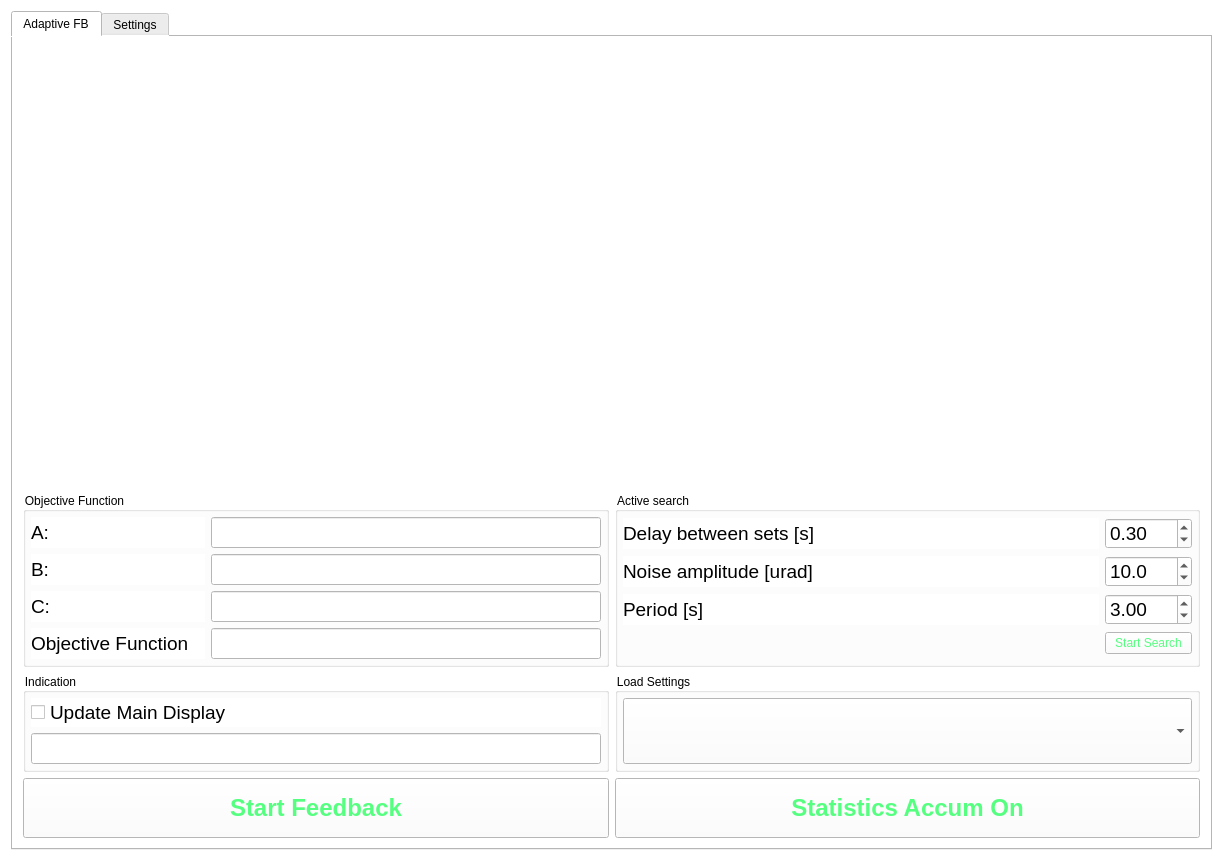
This is gui/UIadaptive_feedback.ui in sergey-tomin/manul as Qt 5 draws it before an edit. The edited form follows.
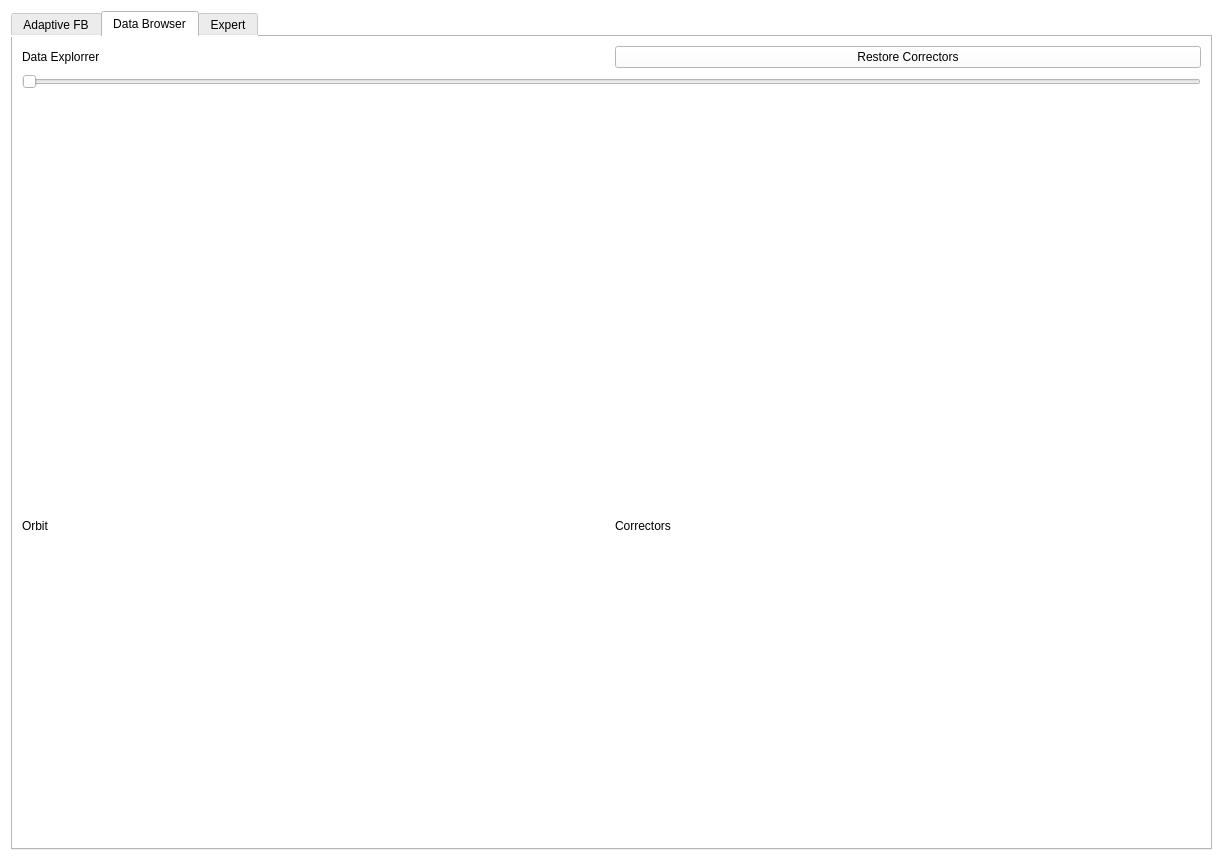
This is the edited form. The open tabs and pages were chosen to show the change. Custom widgets are drawn as their Qt base class.

Commit message: added data_browser for adaptive fb and other improvements

Diff of the .ui file:
```diff
--- a/gui/UIadaptive_feedback.ui
+++ b/gui/UIadaptive_feedback.ui
@@ -608,9 +608,93 @@
        </item>
       </layout>
      </widget>
+     <widget class="QWidget" name="tab_3">
+      <attribute name="title">
+       <string>Data Browser</string>
+      </attribute>
+      <layout class="QGridLayout" name="gridLayout_13">
+       <item row="2" column="0" colspan="2">
+        <widget class="QWidget" name="widget_sase" native="true">
+         <property name="sizePolicy">
+          <sizepolicy hsizetype="Preferred" vsizetype="Expanding">
+           <horstretch>0</horstretch>
+           <verstretch>0</verstretch>
+          </sizepolicy>
+         </property>
+        </widget>
+       </item>
+       <item row="0" column="0">
+        <widget class="QLabel" name="label_15">
+         <property name="text">
+          <string>Data Explorrer </string>
+         </property>
+        </widget>
+       </item>
+       <item row="1" column="0" colspan="2">
+        <widget class="QSlider" name="slider">
+         <property name="orientation">
+          <enum>Qt::Horizontal</enum>
+         </property>
+        </widget>
+       </item>
+       <item row="4" column="0" rowspan="3">
+        <widget class="QWidget" name="widget_orbit" native="true">
+         <property name="sizePolicy">
+          <sizepolicy hsizetype="Preferred" vsizetype="Preferred">
+           <horstretch>0</horstretch>
+           <verstretch>0</verstretch>
+          </sizepolicy>
+         </property>
+         <property name="minimumSize">
+          <size>
+           <width>0</width>
+           <height>300</height>
+          </size>
+         </property>
+        </widget>
+       </item>
+       <item row="3" column="0">
+        <widget class="QLabel" name="label_16">
+         <property name="text">
+          <string>Orbit</string>
+         </property>
+        </widget>
+       </item>
+       <item row="3" column="1">
+        <widget class="QLabel" name="label_17">
+         <property name="text">
+          <string>Correctors</string>
+         </property>
+        </widget>
+       </item>
+       <item row="4" column="1" rowspan="3">
+        <widget class="OclTable" name="widget_cor_tab" native="true">
+         <property name="sizePolicy">
+          <sizepolicy hsizetype="Preferred" vsizetype="Preferred">
+           <horstretch>0</horstretch>
+           <verstretch>0</verstretch>
+          </sizepolicy>
+         </property>
+         <property name="minimumSize">
+          <size>
+           <width>0</width>
+           <height>300</height>
+          </size>
+         </property>
+        </widget>
+       </item>
+       <item row="0" column="1">
+        <widget class="QPushButton" name="pb_restore">
+         <property name="text">
+          <string>Restore Correctors</string>
+         </property>
+        </widget>
+       </item>
+      </layout>
+     </widget>
      <widget class="QWidget" name="tab_2">
       <attribute name="title">
-       <string>Settings</string>
+       <string>Expert</string>
       </attribute>
       <layout class="QGridLayout" name="gridLayout">
        <item row="2" column="0">
@@ -946,6 +1030,14 @@
    </item>
   </layout>
  </widget>
+ <customwidgets>
+  <customwidget>
+   <class>OclTable</class>
+   <extends>QWidget</extends>
+   <header>gui/tables/ocl_table.h</header>
+   <container>1</container>
+  </customwidget>
+ </customwidgets>
  <resources/>
  <connections/>
 </ui>
```
The commit also changes 8 other files.
